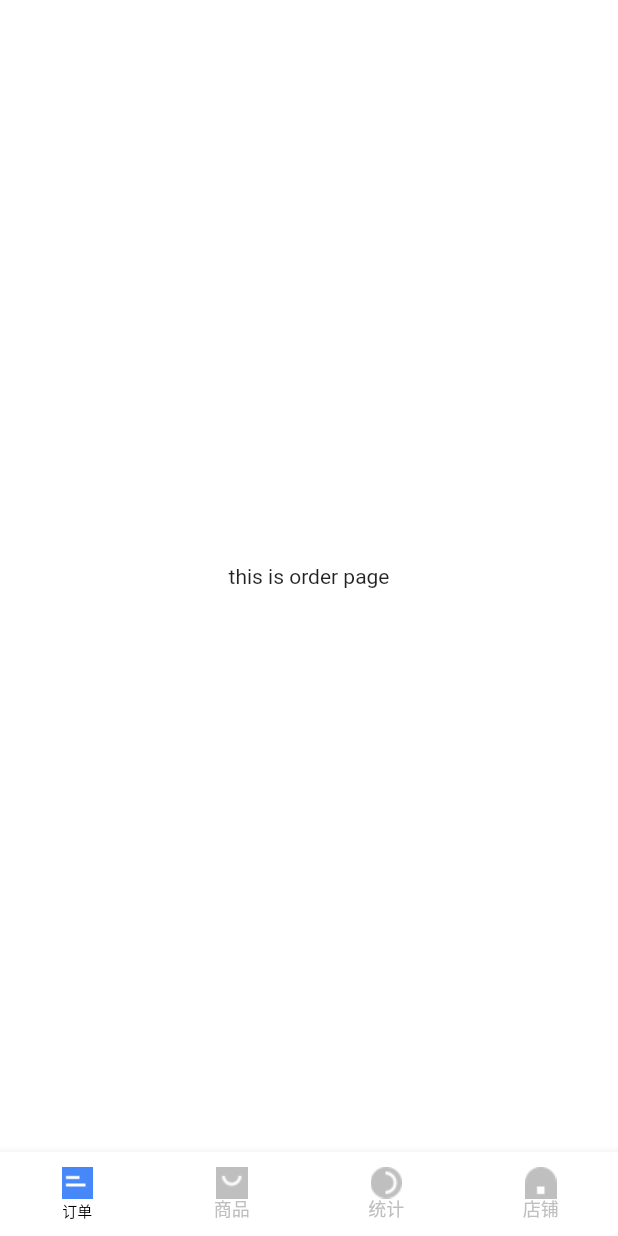
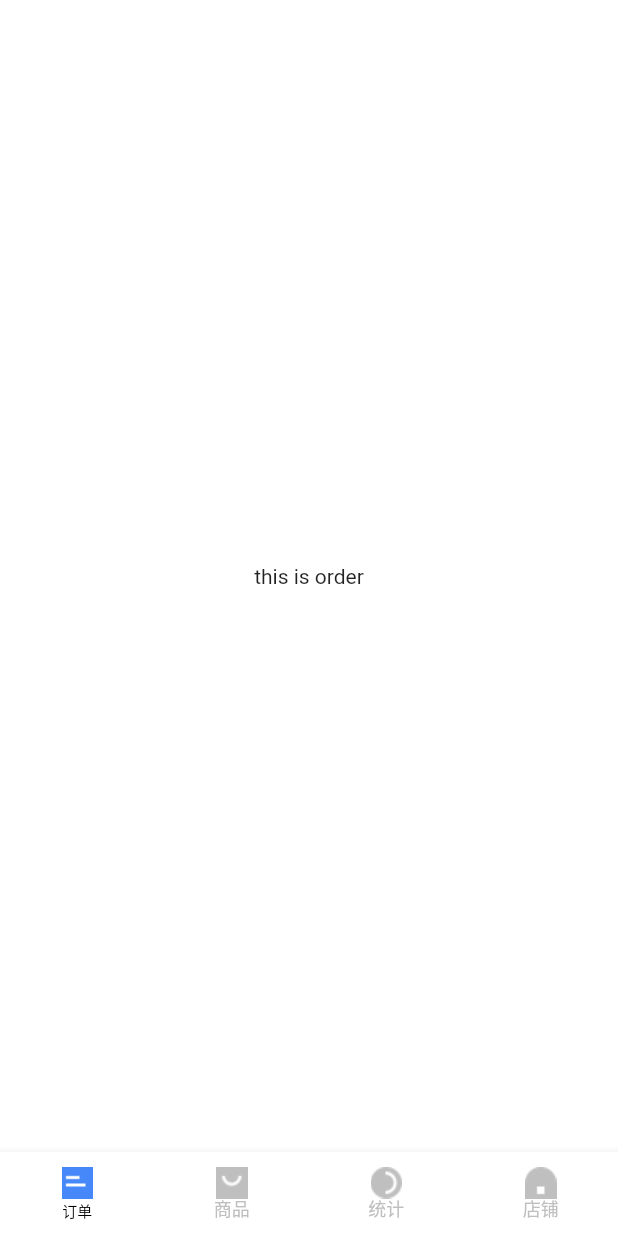
Before and after one commit to gaowei1012/drep, a Flutter app: the screen it shows after launch, on a phone screen of 412 x 824 dp. Run offline on Flutter 3.47's test engine with Material 2 defaults, Android fonts, the phone set to English and light mode, and no system bars; our stand-ins replace cached_network_image, dio, fluro, oktoast, rxdart, sprintf; missing offline and left inert: common_utils, flustars.

Commit message:
change provier order page

```diff
--- a/lib/page/order/page/order_page.dart
+++ b/lib/page/order/page/order_page.dart
@@ -21,10 +21,39 @@ class _OrderPageState extends State<OrderPage> with AutomaticKeepAliveClientMixi
   OrderPageProvider provider = OrderPageProvider();
 
   @override
+  void initState() {
+    super.initState();
+    // tab viwe
+    _tabController = TabController(vsync: this, length: 5);
+    WidgetsBinding.instance.addPostFrameCallback((_) {
+      _preCacheImage();
+    });
+  }
+
+  // 图片缓存
+  _preCacheImage() {
+    precacheImage(ImageUtils.getAssetImage("order/xdd_n"), context);
+    precacheImage(ImageUtils.getAssetImage("order/dps_s"), context);
+    precacheImage(ImageUtils.getAssetImage("order/dwc_s"), context);
+    precacheImage(ImageUtils.getAssetImage("order/ywc_s"), context);
+    precacheImage(ImageUtils.getAssetImage("order/yqx_s"), context);
+  }
+
+  @override
+  void dispose() {
+    _tabController.dispose();
+    super.dispose();
+  }
+
+  @override
   Widget build(BuildContext context) {
-    return Container(
-      child: Center(
-        child: Text('this is order page'),
+    super.build(context);
+    return ChangeNotifierProvider<OrderPageProvider>(
+      builder: (_) => provider,
+      child: Scaffold(
+        body: Center(
+          child: Text("this is order"),
+        ),
       ),
     );
   }
```
